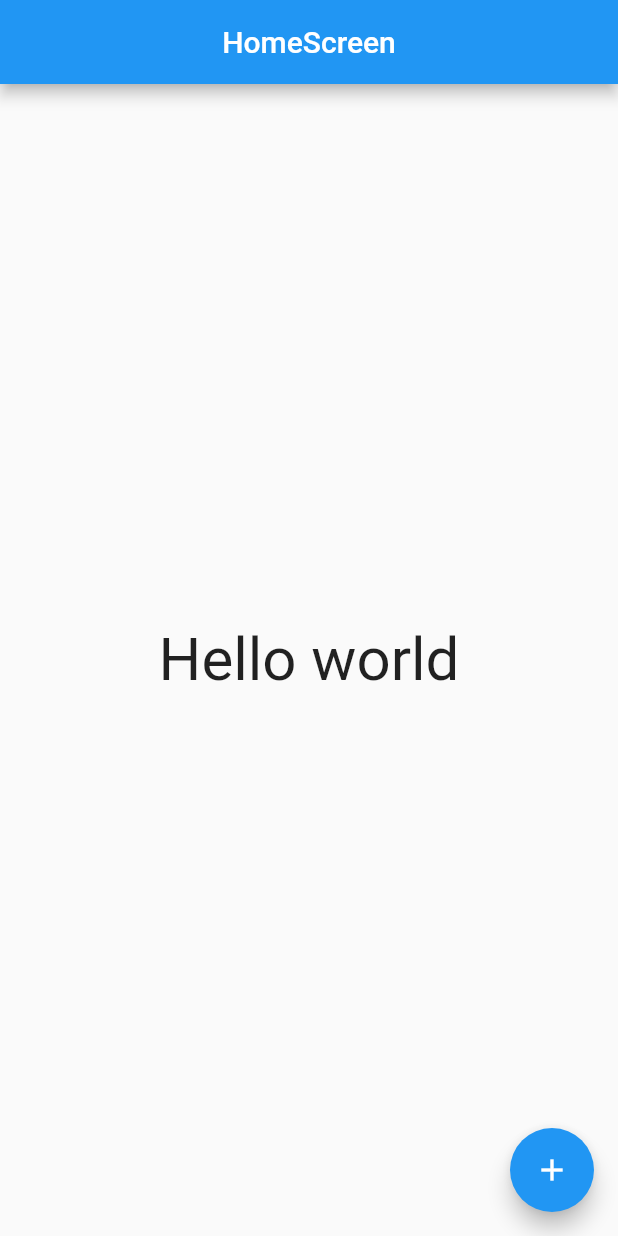
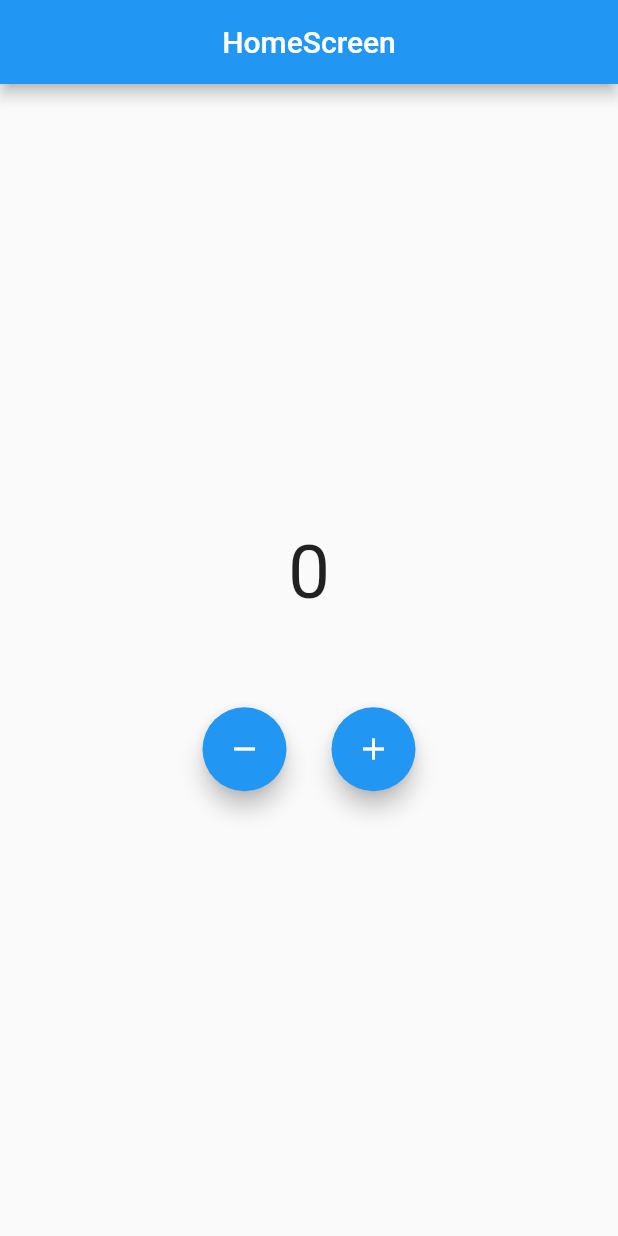
Before and after one commit to TaishiU/flutter-riverpod, a Flutter app: the screen it shows after launch, on a phone screen of 412 x 824 dp. Run offline on Flutter 3.47's test engine with Material 2 defaults, Android fonts, the phone set to English and light mode, and no system bars; our stand-ins replace flutter_hooks, hooks_riverpod.

```diff
--- a/lib/main.dart
+++ b/lib/main.dart
@@ -29,6 +29,7 @@ class HomeScreen extends HookWidget {
   @override
   Widget build(BuildContext context) {
     final stringState = useProvider(stringStateProvider);
+    final count = useProvider(counterProvider);
 
     return Scaffold(
       appBar: AppBar(
@@ -36,18 +37,36 @@ class HomeScreen extends HookWidget {
         title: Text('HomeScreen'),
       ),
       body: Center(
-        child: Text(
-          stringState.state.toString(),
+        child: Column(
+          mainAxisAlignment: MainAxisAlignment.center,
+          children: [
+            Text(
+              count.toString(),
               style: TextStyle(
-            fontSize: 40,
+                fontSize: 50,
               ),
             ),
+            SizedBox(height: 60),
+            Row(
+              mainAxisAlignment: MainAxisAlignment.center,
+              children: [
+                FloatingActionButton(
+                  child: Icon(Icons.remove),
+                  onPressed: () {
+                    context.read(counterProvider.notifier).decrement();
+                  },
                 ),
-      floatingActionButton: FloatingActionButton(
+                SizedBox(width: 30),
+                FloatingActionButton(
                   child: Icon(Icons.add),
                   onPressed: () {
-          stringState.state = 'Go!!';
+                    context.read(counterProvider.notifier).increment();
                   },
+                ),
+              ],
+            ),
+          ],
+        ),
       ),
     );
   }
```
Also changed, not shown: lib/Riverpod.dart (+13 -1 lines). Lines whose indentation alone changed are shown as unchanged.
